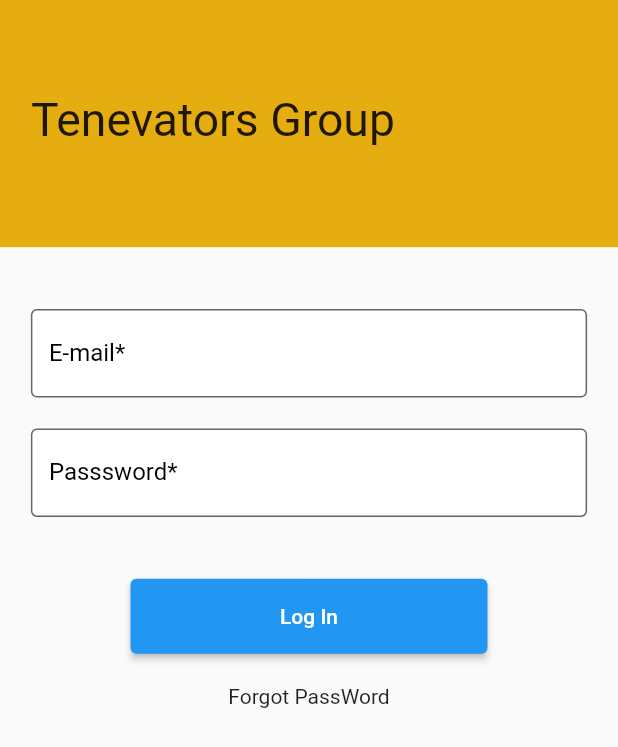
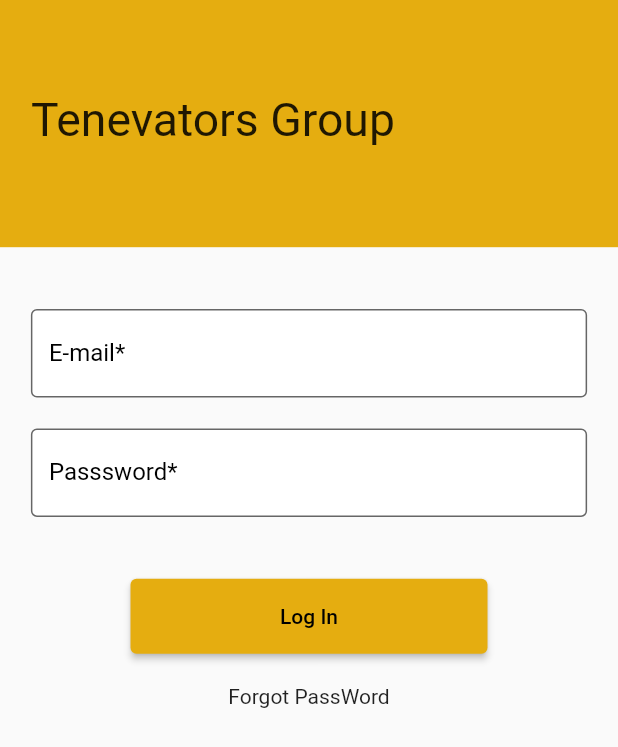
Before and after one commit to msavanan/tenovatersadmin, a Flutter app: the screen it shows after launch, on a phone screen of 412 x 824 dp. Shown: the top 747 px of the screen. Run offline on Flutter 3.47's test engine with Material 2 defaults, Android fonts, the phone set to English and light mode, and no system bars; missing offline and left inert: amplify_api, amplify_api_plugin_interface, amplify_auth_cognito, amplify_datastore, amplify_datastore_plugin_interface, amplify_flutter; Roboto replaces fonts that are missing (Montserrat).

```diff
--- a/lib/main.dart
+++ b/lib/main.dart
@@ -3,9 +3,13 @@ import 'package:amplify_auth_cognito/amplify_auth_cognito.dart';
 import 'package:amplify_datastore/amplify_datastore.dart';
 import 'package:amplify_flutter/amplify.dart';
 import 'package:flutter/material.dart';
+import 'package:tenovatersadmin/constants.dart';
+import 'package:tenovatersadmin/get_query.dart';
 import 'package:tenovatersadmin/homePage.dart';
+import 'package:tenovatersadmin/query_list_view.dart';
 
 import 'amplifyconfiguration.dart';
+
 import 'models/ModelProvider.dart';
 
 void main() {
@@ -87,6 +91,43 @@ class _MyAppState extends State<MyApp> {
 
   @override
   Widget build(BuildContext context) {
-    return MaterialApp(title: 'Flutter Demo', home: Scaffold(body: HomePage()));
+    Map<int, Color> color = {
+      50: Color.fromRGBO(229, 173, 16, .1),
+      100: Color.fromRGBO(229, 173, 16, .2),
+      200: Color.fromRGBO(229, 173, 16, .3),
+      300: Color.fromRGBO(229, 173, 16, .4),
+      400: Color.fromRGBO(229, 173, 16, .5),
+      500: Color.fromRGBO(229, 173, 16, .6),
+      600: Color.fromRGBO(229, 173, 16, .7),
+      700: Color.fromRGBO(229, 173, 16, .8),
+      800: Color.fromRGBO(229, 173, 16, .9),
+      900: Color.fromRGBO(229, 173, 16, 1),
+    };
+    Color myColor = MaterialColor(0xFFFe5ad10, color);
+    return MaterialApp(
+        theme: ThemeData(
+          primaryColor: myColor,
+          primarySwatch: myColor,
+          visualDensity: VisualDensity.adaptivePlatformDensity,
+          fontFamily: "Montserrat",
+          iconTheme: IconThemeData(color: Colors.black),
+          buttonTheme: ButtonThemeData(
+            buttonColor: primaryColor, //Colors.amber,
+            disabledColor: primaryColor,
+            shape: RoundedRectangleBorder(
+              borderRadius: BorderRadius.circular(0.0),
+            ),
+          ),
+        ),
+        home: FutureBuilder<void>(
+          future: _checkSession(),
+          builder: (context, snapshot) {
+            if (snapshot.connectionState == ConnectionState.done) {
+              return authenticated ? QueryListView() : HomePage(); //SignUp();
+            } else {
+              return Center(child: CircularProgressIndicator());
+            }
+          },
+        ));
   }
 }
```
Also changed, not shown: amplify/cli.json (added, +29 -0 lines), amplify/team-provider-info.json (added, +20 -0 lines), lib/get_query.dart (added, +26 -0 lines), lib/homePage.dart (+3 -13 lines), lib/query_list_view.dart (+97 -20 lines), amplify/.config/project-config.json (added), 10 other files.
